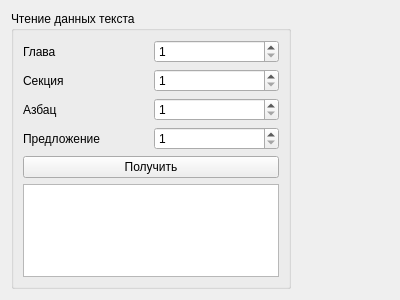
eltimen/seviz, file seviz/modules/EngineTest/enginetestwidget.ui: the form before one commit.
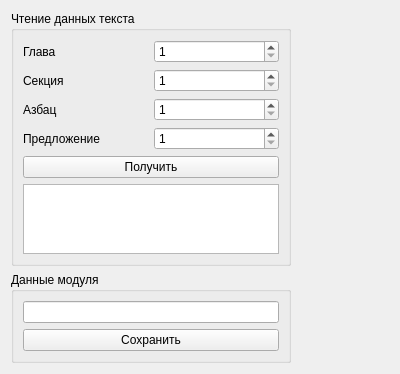
The form after the commit.

The edit to the form file:
```diff
--- a/seviz/modules/EngineTest/enginetestwidget.ui
+++ b/seviz/modules/EngineTest/enginetestwidget.ui
@@ -7,7 +7,7 @@
     <x>0</x>
     <y>0</y>
     <width>400</width>
-    <height>300</height>
+    <height>351</height>
    </rect>
   </property>
   <property name="windowTitle">
@@ -122,6 +122,42 @@
      </layout>
     </widget>
    </item>
+   <item row="0" column="1">
+    <spacer name="horizontalSpacer">
+     <property name="orientation">
+      <enum>Qt::Horizontal</enum>
+     </property>
+     <property name="sizeHint" stdset="0">
+      <size>
+       <width>40</width>
+       <height>20</height>
+      </size>
+     </property>
+    </spacer>
+   </item>
+   <item row="1" column="0">
+    <widget class="QGroupBox" name="groupBox_2">
+     <property name="title">
+      <string>Данные модуля</string>
+     </property>
+     <layout class="QVBoxLayout" name="verticalLayout_2">
+      <item>
+       <widget class="QLineEdit" name="lineEdit">
+        <property name="text">
+         <string/>
+        </property>
+       </widget>
+      </item>
+      <item>
+       <widget class="QPushButton" name="customDataSaveButton">
+        <property name="text">
+         <string>Сохранить</string>
+        </property>
+       </widget>
+      </item>
+     </layout>
+    </widget>
+   </item>
    <item row="2" column="0">
     <spacer name="verticalSpacer">
      <property name="orientation">
```
Left out of the diff: 13 changed lines with no effect on the pictures.
